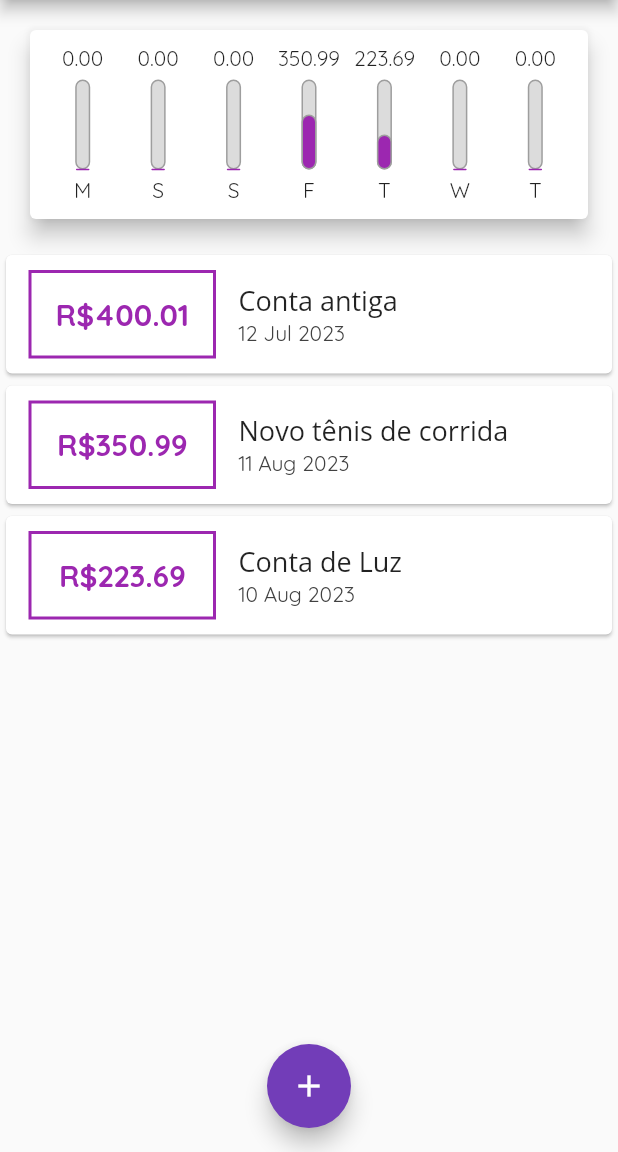
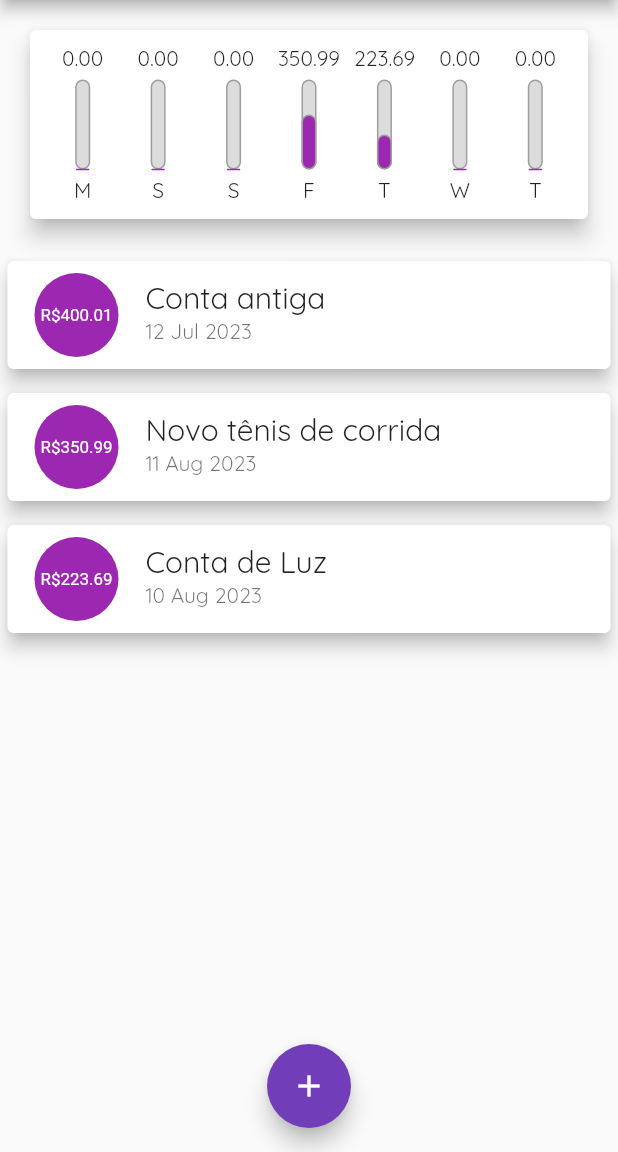
Before and after one commit to muaoliveira/Flutter-Personal-Expenses, a Flutter app: the screen it shows after launch, on a phone screen of 412 x 824 dp, the part 84-1236 px from its top. Run offline on Flutter 3.47's test engine with Material 2 defaults, Android fonts, the phone set to English and light mode, and no system bars.

Commit message:
Add files via upload

```diff
--- a/lib/components/transaction_list.dart
+++ b/lib/components/transaction_list.dart
@@ -14,7 +14,8 @@ class TransactionList extends StatelessWidget {
   Widget build(BuildContext context) {
     return Container(
       height: 300,
-      child: transaction.isEmpty ? Column(
+      child: transaction.isEmpty
+          ? Column(
               children: [
                 SizedBox(
                   height: 25,
@@ -22,13 +23,15 @@ class TransactionList extends StatelessWidget {
                 Text(
                   'Nenhuma despesa cadastrada',
                   style: Theme.of(context).textTheme.titleLarge,
+
                 ),
                 SizedBox(
                   height: 35,
                 ),
                 Container(
                   height: 200,
-            child: Image.asset('assets/images/waiting.png',
+                  child: Image.asset(
+                    'assets/images/waiting.png',
                     fit: BoxFit.cover,
                   ),
                 ),
@@ -39,54 +42,32 @@ class TransactionList extends StatelessWidget {
               itemBuilder: (ctx, index) {
                 final tr = transaction[index];
                 return Card(
-              child: Row(
-            children: [
-              Container(
-                margin: const EdgeInsets.symmetric(
-                  horizontal: 15,
-                  vertical: 10,
+                  elevation: 5,
+                  margin: EdgeInsets.symmetric(
+                    vertical: 8,
+                    horizontal: 5,
                   ),
-                decoration: BoxDecoration(
-                    border: Border.all(
-                  color: Theme.of(context).colorScheme.primary,
-                  width: 2,
-                )),
-                padding: const EdgeInsets.all(15),
-                width: 125,
-                child: Center(
+                  child: ListTile(
+                    leading: CircleAvatar(
+                      backgroundColor: Theme.of(context).colorScheme.primary,
+                      foregroundColor: Colors.white,
+                      radius: 30,
+                      child: Padding(
+                        padding: const EdgeInsets.all(6.0),
                         child: FittedBox(
-                    child: Text(
-                      'R\$${tr.value.toStringAsFixed(2)}',
-                      style: TextStyle(
-                        fontWeight: FontWeight.bold,
-                        color: Theme.of(context).colorScheme.primary,
-                        fontSize: 20,
+                          child: Text('R\$${tr.value}'),
                         ),
                       ),
                     ),
+                    title: Text(
+                      tr.title,
+                      style: Theme.of(context).textTheme.titleLarge,
+                    ),
+                    subtitle: Text(
+                      DateFormat('d MMM y').format(tr.date),
                     ),
                   ),
-              Column(
-                crossAxisAlignment: CrossAxisAlignment.start,
-                children: [
-                  Text(
-                    tr.title,
-                      style: const TextStyle(
-                      fontWeight: FontWeight.w500,
-                      fontSize: 18,
-                      fontFamily: 'OpenSans',
-                    ),
-                  ),
-                  Text(
-                    DateFormat('d MMM y').format(tr.date),
-                    style: const TextStyle(
-                      color: Color.fromARGB(255, 65, 65, 65),
-                    ),
-                  ),
-                ],
-              )
-            ],
-          ));
+                );
               },
             ),
     );
```
Lines whose indentation alone changed are shown as unchanged.
